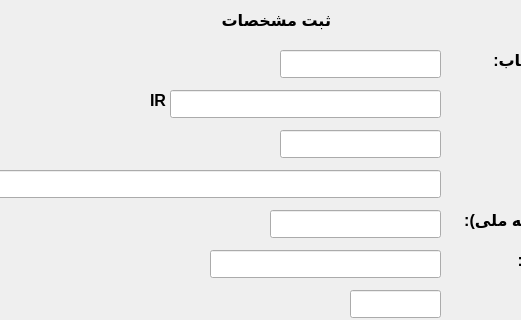
First picture: the form in setting.ui, repository ahmadbabayi/QtBmipaya, before the edit; both pictures show x 110 to 631 and y 0 to 320 of the 766 by 431 pixel window.
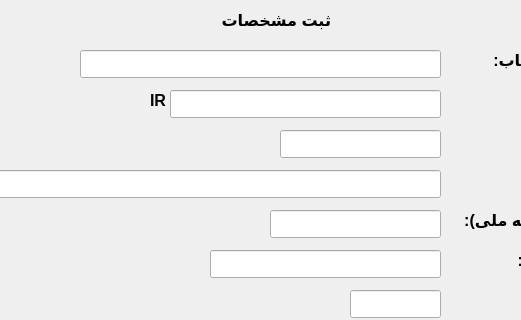
Second picture: the form after the edit.

```diff
--- a/setting.ui
+++ b/setting.ui
@@ -259,9 +259,9 @@
    <widget class="QLineEdit" name="NameEdit">
     <property name="geometry">
      <rect>
-      <x>390</x>
+      <x>190</x>
       <y>50</y>
-      <width>161</width>
+      <width>361</width>
       <height>28</height>
      </rect>
     </property>
```
Left out of the diff: 3 changed lines with no effect on the pictures.
